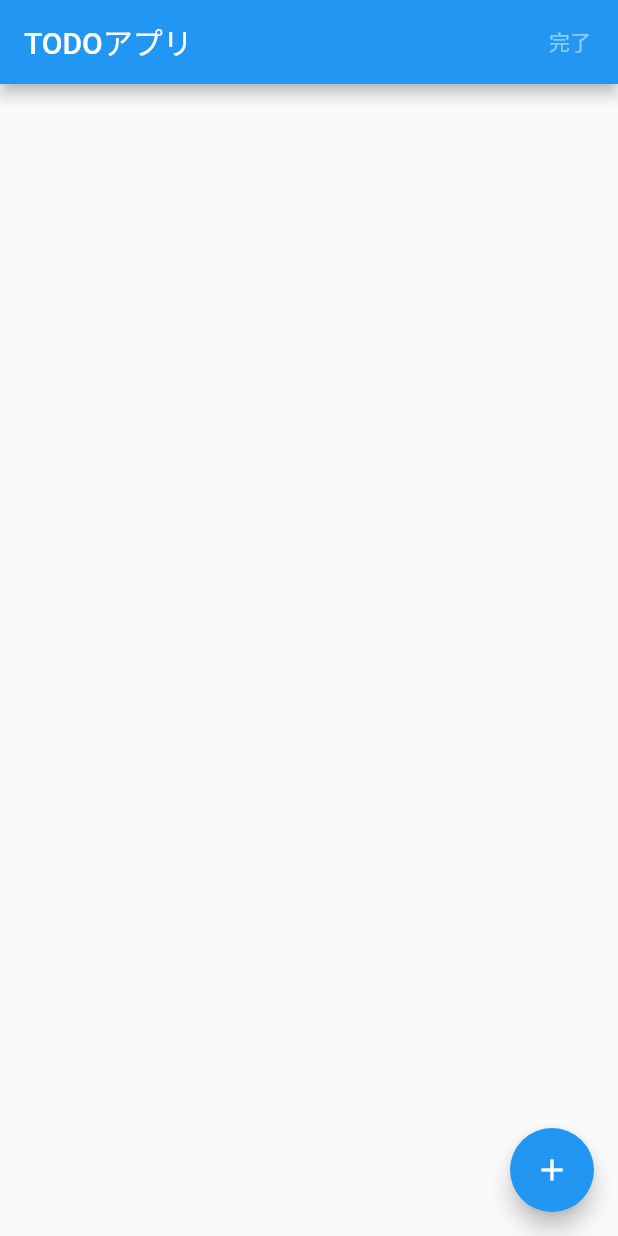
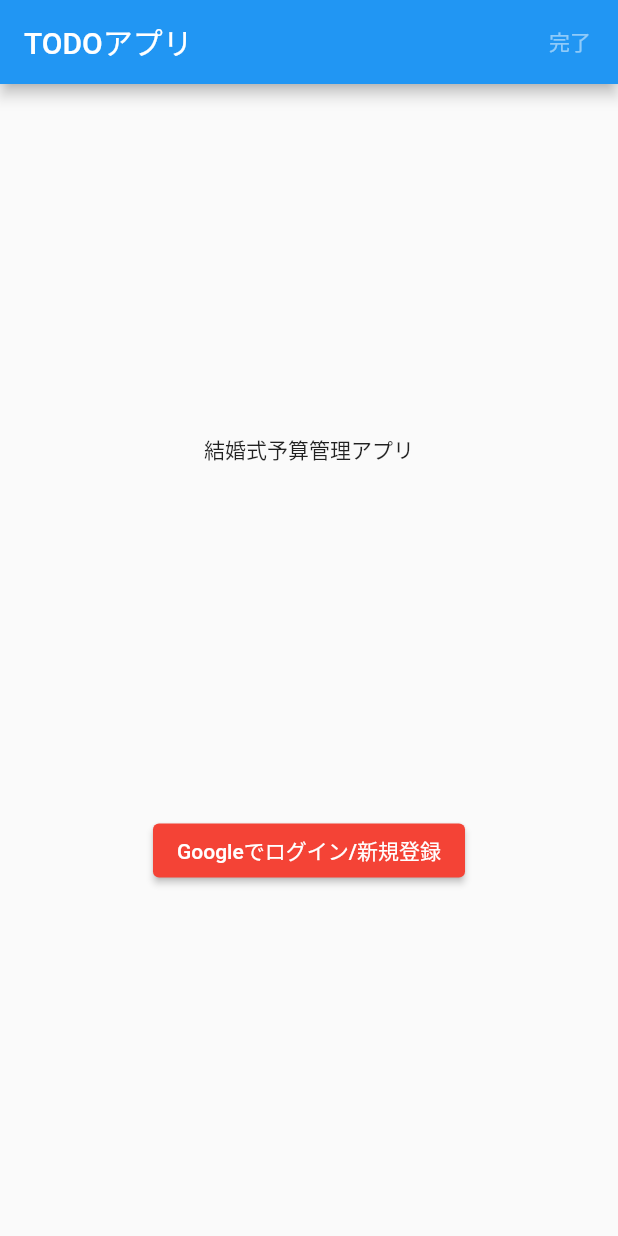
Before and after one commit to miyashiiii/wedding_budget, a Flutter app: the screen it shows after launch, on a phone screen of 412 x 824 dp. Run offline on Flutter 3.47's test engine with Material 2 defaults, Android fonts, the phone set to English and light mode, and no system bars; our stand-ins replace cloud_firestore, firebase_auth, firebase_core, google_sign_in; accounts and stored records are empty.

```diff
--- a/lib/main.dart
+++ b/lib/main.dart
@@ -1,5 +1,5 @@
 import 'package:firebase_core/firebase_core.dart';
-import 'package:firestore_practice/add.dart';
+import 'package:firestore_practice/firebase_util.dart';
 import 'package:firestore_practice/viewmodel/main_model.dart';
 import 'package:flutter/material.dart';
 import 'package:provider/provider.dart';
@@ -8,7 +8,16 @@ void main() async {
   WidgetsFlutterBinding.ensureInitialized();
   await Firebase.initializeApp();
 
-  runApp(MyApp());
+  runApp(
+    MultiProvider(
+      providers: [
+        ChangeNotifierProvider<MainModel>(
+          create: (_) => MainModel()..init(),
+        ),
+      ],
+      child: MyApp(),
+    ),
+  );
 }
 
 class MyApp extends StatelessWidget {
@@ -22,9 +31,7 @@ class MyApp extends StatelessWidget {
 class MainPage extends StatelessWidget {
   @override
   Widget build(BuildContext context) {
-    return ChangeNotifierProvider<MainModel>(
-        create: (_) => MainModel()..getTodoListRealtime(),
-        child: Scaffold(
+    return Scaffold(
         appBar: AppBar(
           title: Text("TODOアプリ"),
           actions: [
@@ -38,14 +45,12 @@ class MainPage extends StatelessWidget {
                               builder: (_) {
                                 return AlertDialog(
                                   // title: Text("タイトル"),
-                                      content: Text(
-                                          "チェックされた項目を削除しますか？"),
+                                  content: Text("チェックされた項目を削除しますか？"),
                                   actions: <Widget>[
                                     // ボタン領域
                                     TextButton(
                                       child: Text("Cancel"),
-                                          onPressed: () =>
-                                              Navigator.pop(context),
+                                      onPressed: () => Navigator.pop(context),
                                     ),
                                     TextButton(
                                         child: Text("OK"),
@@ -67,6 +72,7 @@ class MainPage extends StatelessWidget {
           ],
         ),
         body: Consumer<MainModel>(builder: (context, model, child) {
+          if (model.user != null) {
             final todoList = model.todoList;
             return ListView(
                 children: todoList
@@ -79,21 +85,47 @@ class MainPage extends StatelessWidget {
                           value: todo.isDone,
                         ))
                     .toList());
+          } else {
+            return notSignInWidget();
+          }
         }),
         floatingActionButton:
             Consumer<MainModel>(builder: (context, model, child) {
-              return FloatingActionButton(
+          return Visibility(
+            visible: model.user != null,
+            child: FloatingActionButton(
               tooltip: 'Increment',
               onPressed: () async {
-                  await Navigator.push(
-                    context,
-                    MaterialPageRoute(
-                        builder: (context) => AddPage(model),
-                        fullscreenDialog: true),
-                  );
+                // await Navigator.push(
+                //   context,
+                //   MaterialPageRoute(
+                //       builder: (context) => AddPage(model),
+                //       fullscreenDialog: true),
+                // );
+                FirebaseUtil.signOut();
               },
               child: Icon(Icons.add),
+            ),
           );
-            })));
+        }));
+  }
+
+  Widget notSignInWidget() {
+    return Center(
+      child: Column(
+        mainAxisAlignment: MainAxisAlignment.spaceEvenly,
+        children: [
+          const Text("結婚式予算管理アプリ"),
+          ElevatedButton(
+            child: const Text('Googleでログイン/新規登録'),
+            style: ElevatedButton.styleFrom(
+              primary: Colors.red,
+              onPrimary: Colors.white,
+            ),
+            onPressed: FirebaseUtil.signInWithGoogle,
+          ),
+        ],
+      ),
+    );
   }
 }
--- a/pubspec.yaml
+++ b/pubspec.yaml
@@ -26,6 +26,8 @@ dependencies:
   firebase_core: ^1.5.0
   cloud_firestore: ^2.5.0
   provider: ^6.0.0
+  firebase_auth: ^3.0.2
+  google_sign_in: ^5.0.7
 
 
   # The following adds the Cupertino Icons font to your application.
```
Also changed, not shown: lib/firebase_util.dart (added, +29 -0 lines), lib/viewmodel/main_model.dart (+18 -7 lines), pubspec.lock, 2 other files. Lines whose indentation alone changed are shown as unchanged.
